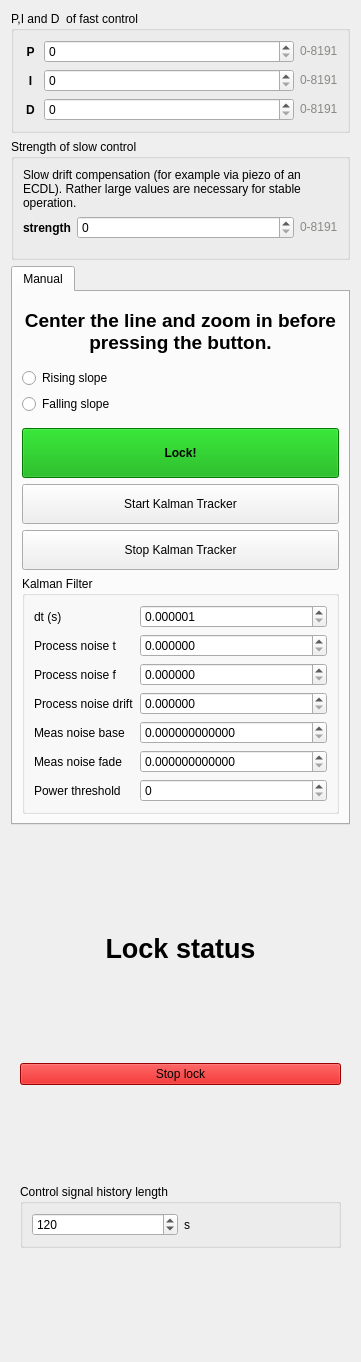
Before: the Qt Designer form linien-gui/linien_gui/ui/locking_panel.ui in Debaucheryddll/FPATS, drawn with Qt 5.
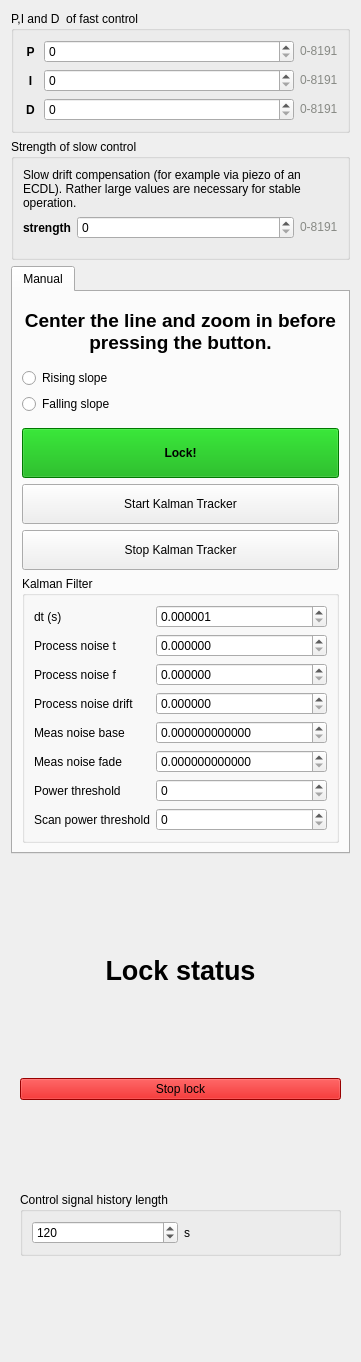
After: the same form once the commit is applied. Custom widgets are drawn as their Qt base class.

```diff
--- a/linien-gui/linien_gui/ui/locking_panel.ui
+++ b/linien-gui/linien_gui/ui/locking_panel.ui
@@ -682,6 +682,23 @@
             </property>
            </widget>
           </item>
+           <item row="7" column="0">
+           <widget class="QLabel" name="scanPowerThresholdLabel">
+            <property name="text">
+             <string>Scan power threshold</string>
+            </property>
+           </widget>
+          </item>
+          <item row="7" column="1">
+           <widget class="CustomSpinBox" name="scanPowerThresholdSpinBox">
+            <property name="minimum">
+             <number>0</number>
+            </property>
+            <property name="maximum">
+             <number>65535</number>
+            </property>
+           </widget>
+          </item>
          </layout>
         </widget>
        </item>
```
